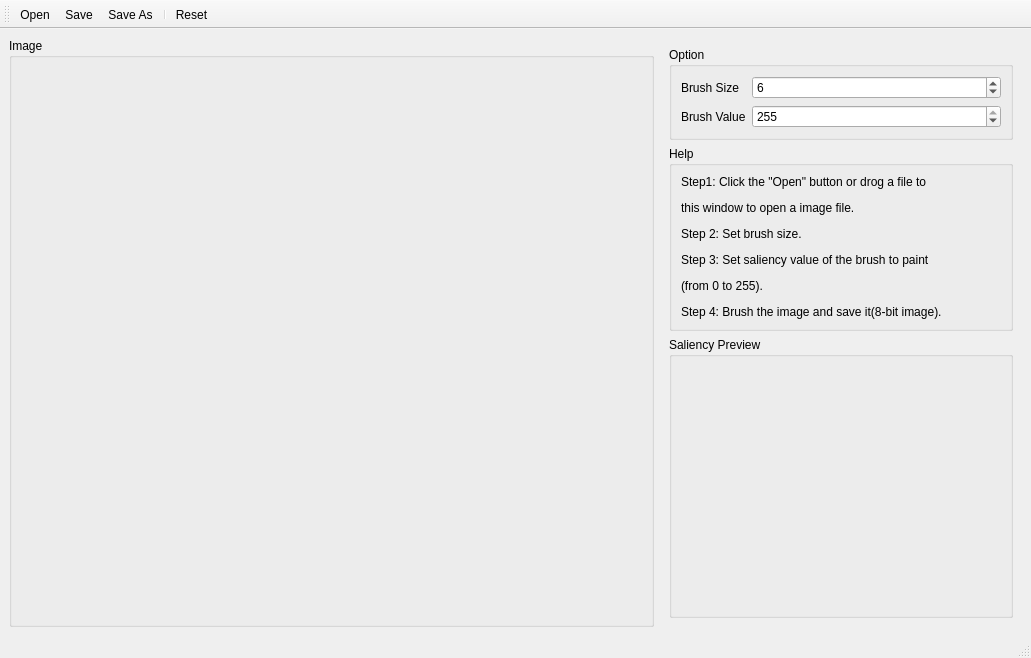
xiangxw/saliency-marker, file ui/mainwindow.ui: the form before one commit.
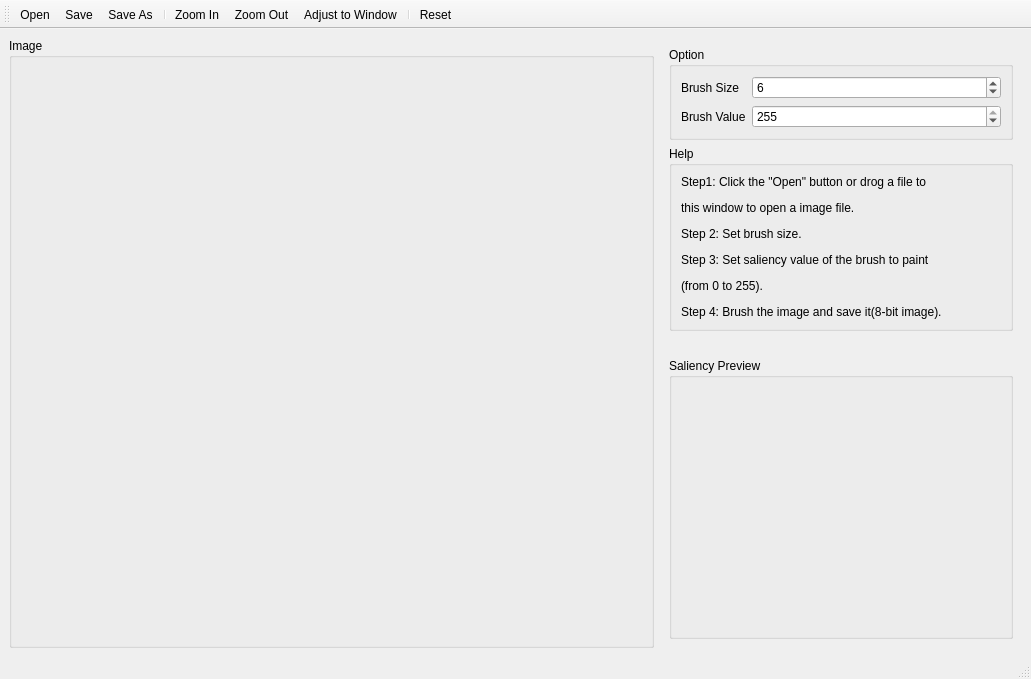
The form after the commit.

Commit message: add zoomIn, zoomOut and adjustToWindow

```diff
--- a/ui/mainwindow.ui
+++ b/ui/mainwindow.ui
@@ -7,7 +7,7 @@
     <x>0</x>
     <y>0</y>
     <width>1031</width>
-    <height>600</height>
+    <height>679</height>
    </rect>
   </property>
   <property name="windowTitle">
@@ -181,6 +181,10 @@
    <addaction name="saveAction"/>
    <addaction name="saveAsAction"/>
    <addaction name="separator"/>
+   <addaction name="zoomInAction"/>
+   <addaction name="zoomOutAction"/>
+   <addaction name="adjustToWindowAction"/>
+   <addaction name="separator"/>
    <addaction name="resetAction"/>
   </widget>
   <widget class="QStatusBar" name="statusBar"/>
@@ -228,6 +232,21 @@
     <string>Ctrl+R</string>
    </property>
   </action>
+  <action name="zoomInAction">
+   <property name="text">
+    <string>Zoom In</string>
+   </property>
+  </action>
+  <action name="zoomOutAction">
+   <property name="text">
+    <string>Zoom Out</string>
+   </property>
+  </action>
+  <action name="adjustToWindowAction">
+   <property name="text">
+    <string>Adjust to Window</string>
+   </property>
+  </action>
  </widget>
  <resources/>
  <connections/>
```
The commit also changes 2 other files.
